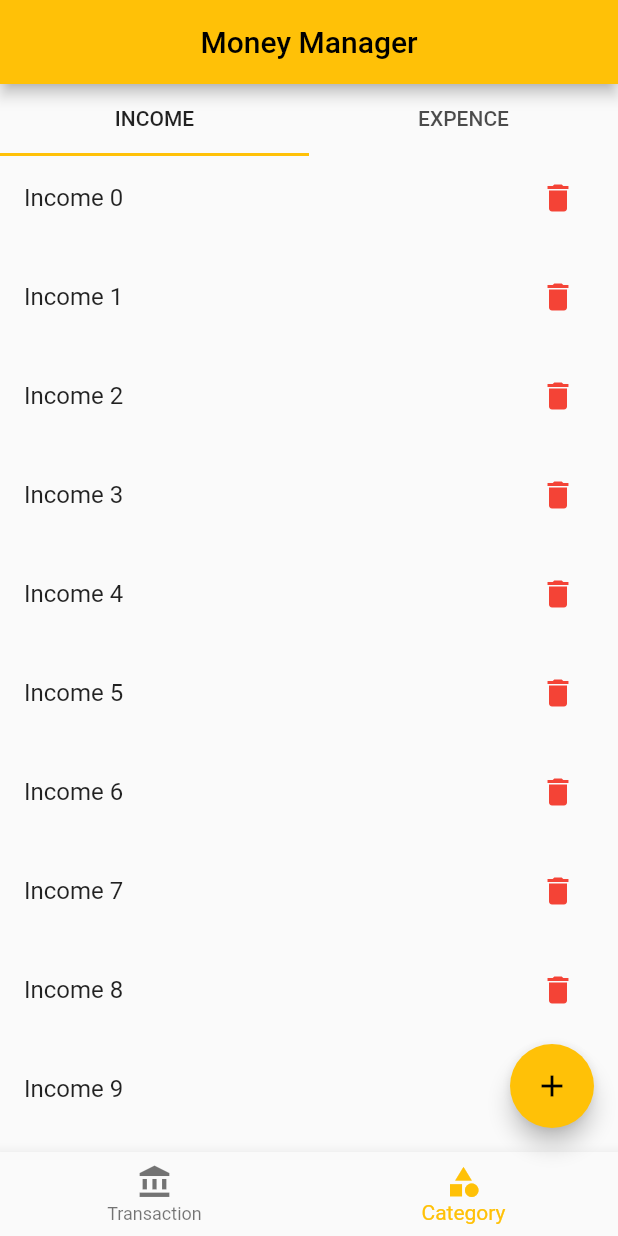
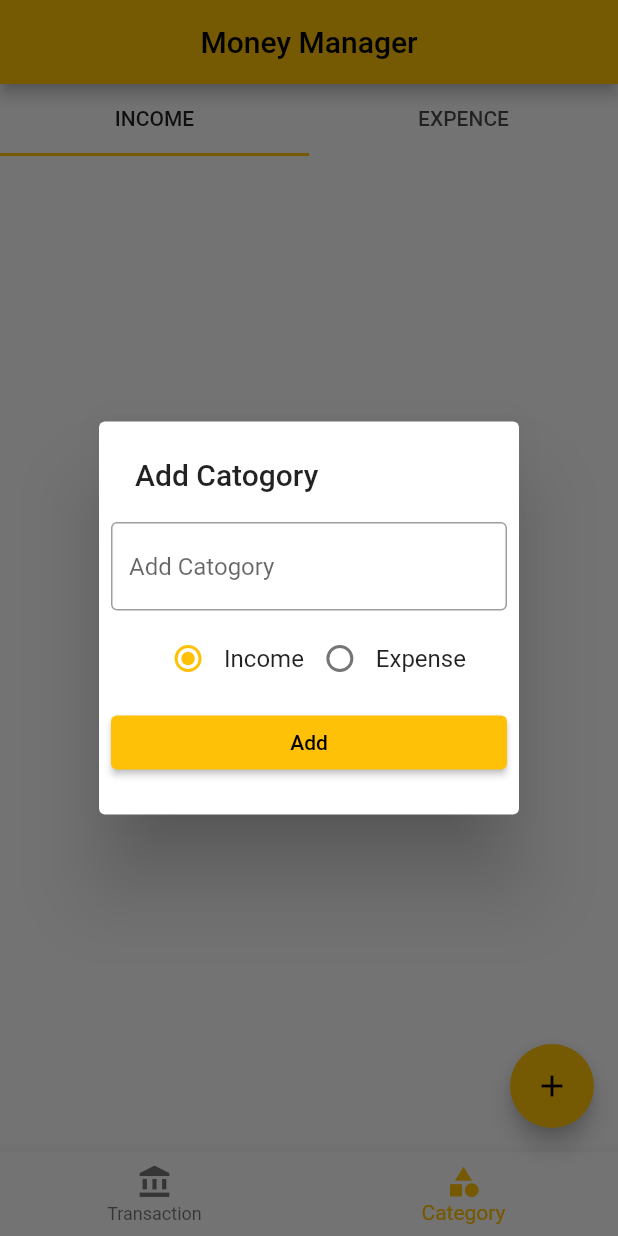
Before and after one commit to joe-l-mathew/MoneyManager, a Flutter app: the screen it shows after launch, item 2 of the bottom bar chosen, after a tap on the "add" icon, on a phone screen of 412 x 824 dp. Run offline on Flutter 3.47's test engine with Material 2 defaults, Android fonts, the phone set to English and light mode, and no system bars; our stand-ins replace hive_flutter; accounts and stored records are empty.

Commit message:
Completed Category part

```diff
--- /dev/null
+++ b/lib/db/category/category_db.dart
@@ -0,0 +1,64 @@
+import 'package:flutter/cupertino.dart';
+import 'package:hive_flutter/adapters.dart';
+import 'package:money_management_app/models/category/category_model.dart';
+
+const CATEGPRYDBNAME = 'category-db';
+ValueNotifier<CategoryType?> selectedRadioValue =
+    ValueNotifier(CategoryType.income);
+
+abstract class CategoryDbFuncytions {
+  void insertCategory(CategoryModel value);
+  Future<List<CategoryModel>> getAllData();
+  Future<void> refreshData();
+  Future<void> onDelete(int id);
+}
+
+class CategoryDb implements CategoryDbFuncytions {
+  CategoryDb._internal();
+  static final CategoryDb instance = CategoryDb._internal();
+  factory CategoryDb() {
+    return instance;
+  }
+  ValueNotifier<List<CategoryModel>> expenceListNotifier = ValueNotifier([]);
+  ValueNotifier<List<CategoryModel>> incomeListNotifier = ValueNotifier([]);
+  @override
+  void insertCategory(CategoryModel value) async {
+    final category_db = await Hive.openBox<CategoryModel>(CATEGPRYDBNAME);
+    int id = await category_db.add(value);
+    value.id = id;
+    await category_db.put(id, value);
+    refreshData();
+  }
+
+  @override
+  Future<List<CategoryModel>> getAllData() async {
+    final category_db = await Hive.openBox<CategoryModel>(CATEGPRYDBNAME);
+    return category_db.values.toList();
+  }
+
+  @override
+  Future<void> refreshData() async {
+    final category_db = await Hive.openBox<CategoryModel>(CATEGPRYDBNAME);
+    final _category_list = category_db.values.toList();
+    incomeListNotifier.value.clear();
+    expenceListNotifier.value.clear();
+    await Future.forEach(_category_list, (CategoryModel element) {
+      if (element.type == CategoryType.expence) {
+        expenceListNotifier.value.add(element);
+      } else if (element.type == CategoryType.income) {
+        incomeListNotifier.value.add(element);
+      }
+    });
+    incomeListNotifier.notifyListeners();
+    expenceListNotifier.notifyListeners();
+  }
+
+  @override
+  Future<void> onDelete(int id) async {
+    final category_db = await Hive.openBox<CategoryModel>(CATEGPRYDBNAME);
+    await category_db.delete(id);
+    refreshData();
+    expenceListNotifier.notifyListeners();
+    incomeListNotifier.notifyListeners();
+  }
+}
--- a/lib/main.dart
+++ b/lib/main.dart
@@ -1,8 +1,17 @@
 import 'package:flutter/material.dart';
+import 'package:hive_flutter/hive_flutter.dart';
+import 'package:money_management_app/models/category/category_model.dart';
 
 import 'screens/home/screen_home.dart';
 
-void main() {
+void main() async {
+  Hive.initFlutter();
+  if (!Hive.isAdapterRegistered(CategoryModelAdapter().typeId)) {
+    Hive.registerAdapter(CategoryModelAdapter());
+  }
+  if (!Hive.isAdapterRegistered(CategoryTypeAdapter().typeId)) {
+    Hive.registerAdapter(CategoryTypeAdapter());
+  }
   runApp(const MyApp());
 }
 
@@ -15,7 +24,6 @@ class MyApp extends StatelessWidget {
     return MaterialApp(
       title: 'Flutter Demo',
       theme: ThemeData(
-
         // This is the theme of your application.
         //
         // Try running your application with "flutter run". You'll see the
--- /dev/null
+++ b/lib/models/category/category_model.dart
@@ -0,0 +1,33 @@
+import 'package:hive_flutter/hive_flutter.dart';
+part 'category_model.g.dart';
+
+@HiveType(typeId: 2)
+enum CategoryType {
+  @HiveField(0)
+  income,
+  @HiveField(1)
+  expence
+}
+
+@HiveType(typeId: 1)
+class CategoryModel {
+  @HiveField(0)
+  int? id;
+  @HiveField(1)
+  final String name;
+  @HiveField(2)
+  final bool isDeleted;
+  @HiveField(3)
+  final CategoryType type;
+
+  CategoryModel(
+      {required this.name,
+      required this.type,
+      this.id,
+      this.isDeleted = false});
+
+  @override
+  String toString() {
+    return "$name $id $CategoryType";
+  }
+}
--- /dev/null
+++ b/lib/screens/category/add_catogory_popup.dart
@@ -0,0 +1,83 @@
+import 'package:flutter/material.dart';
+
+import '../../db/category/category_db.dart';
+import '../../models/category/category_model.dart';
+
+Future<void> addCatogoryPopup(BuildContext context) async {
+  final _categoryController = TextEditingController();
+  showDialog(
+      context: context,
+      builder: (ctx) {
+        return SimpleDialog(
+          title: Text("Add Catogory"),
+          children: [
+            Padding(
+              padding: const EdgeInsets.all(8.0),
+              child: TextFormField(
+                controller: _categoryController,
+                decoration: InputDecoration(
+                    hintText: "Add Catogory", border: OutlineInputBorder()),
+              ),
+            ),
+            Row(
+              mainAxisAlignment: MainAxisAlignment.center,
+              children: const [
+                RadioButton(
+                  holdingValue: CategoryType.income,
+                  tittle: "Income",
+                ),
+                RadioButton(
+                  holdingValue: CategoryType.expence,
+                  tittle: "Expense",
+                ),
+              ],
+            ),
+            Padding(
+              padding: const EdgeInsets.all(8.0),
+              child: ElevatedButton(
+                  onPressed: () {
+                    if (_categoryController.text.isNotEmpty) {
+                      final _categoryDb = CategoryDb();
+                      final _myCatogory = CategoryModel(
+                          name: _categoryController.text,
+                          type: selectedRadioValue.value!);
+                      _categoryDb.insertCategory(_myCatogory);
+                    }
+                    Navigator.pop(ctx);
+                  },
+                  child: const Text("Add")),
+            )
+          ],
+        );
+      });
+}
+
+class RadioButton extends StatelessWidget {
+  final String tittle;
+  final CategoryType selectedEnum;
+  final CategoryType holdingValue;
+  const RadioButton(
+      {Key? key,
+      required this.tittle,
+      this.selectedEnum = CategoryType.expence,
+      required this.holdingValue})
+      : super(key: key);
+
+  @override
+  Widget build(BuildContext context) {
+    return ValueListenableBuilder(
+      valueListenable: selectedRadioValue,
+      builder: (context, CategoryType? value, _) => Row(
+        children: [
+          Radio<CategoryType>(
+              value: holdingValue,
+              groupValue: value,
+              onChanged: (value) {
+                selectedRadioValue.value = value;
+              }),
+          Text(tittle)
+        ],
+      ),
+    );
+  }
+}
--- a/lib/screens/category/income_category_list.dart
+++ b/lib/screens/category/income_category_list.dart
@@ -1,15 +1,23 @@
 import 'package:flutter/material.dart';
+import 'package:money_management_app/db/category/category_db.dart';
+
+import '../../models/category/category_model.dart';
 
 class IncomeCategoryList extends StatelessWidget {
   const IncomeCategoryList({Key? key}) : super(key: key);
 
   @override
   Widget build(BuildContext context) {
-    return ListView.separated(
+    return ValueListenableBuilder(
+      valueListenable: CategoryDb().incomeListNotifier,
+      builder: (BuildContext context, List<CategoryModel> value, child) =>
+          ListView.separated(
         itemBuilder: ((context, index) => ListTile(
-            title: Text("Income $index"),
+              title: Text(value[index].name),
               trailing: IconButton(
-              onPressed: () {},
+                onPressed: () {
+                  CategoryDb().onDelete(value[index].id!);
+                },
                 icon: Icon(Icons.delete),
                 color: Colors.red,
               ),
@@ -17,7 +25,8 @@ class IncomeCategoryList extends StatelessWidget {
         separatorBuilder: ((context, index) => SizedBox(
               height: 10,
             )),
-      itemCount: 20,
+        itemCount: value.length,
+      ),
     );
   }
 }
--- a/lib/screens/category/screen_category.dart
+++ b/lib/screens/category/screen_category.dart
@@ -1,12 +1,14 @@
 import 'package:flutter/material.dart';
 import 'package:money_management_app/screens/category/expense_catagory_list.dart';
 import 'package:money_management_app/screens/category/income_category_list.dart';
+import '../../db/category/category_db.dart';
 
 class ScreenCategory extends StatelessWidget {
   const ScreenCategory({Key? key}) : super(key: key);
 
   @override
   Widget build(BuildContext context) {
+    CategoryDb().refreshData();
     return DefaultTabController(
       length: 2,
       child: Column(
@@ -29,4 +31,9 @@ class ScreenCategory extends StatelessWidget {
       ),
     );
   }
+
+  void getData() async {
+    final myList = await CategoryDb().getAllData();
+    print(myList.toString());
+  }
 }
--- a/lib/screens/home/screen_home.dart
+++ b/lib/screens/home/screen_home.dart
@@ -1,7 +1,11 @@
 import 'package:flutter/material.dart';
+import 'package:money_management_app/db/category/category_db.dart';
+import 'package:money_management_app/models/category/category_model.dart';
 import 'package:money_management_app/screens/category/screen_category.dart';
 import 'package:money_management_app/screens/home/widgets/bottom_navigation.dart';
 import 'package:money_management_app/screens/transaction/screen_transcation.dart';
+
+import '../category/add_catogory_popup.dart';
 
 class MyHomePage extends StatelessWidget {
   const MyHomePage({Key? key}) : super(key: key);
@@ -28,6 +32,11 @@ class MyHomePage extends StatelessWidget {
               print("Add Transaction ");
             } else if (index == 1) {
               print("add Category");
+              CategoryDb().refreshData();
+              addCatogoryPopup(context);
+              // final my_db = CategoryDb();
+              // my_db.insertCategory(
+              //     CategoryModel(name: "Sallary", type: CategoryType.income));
             }
           },
           child: const Icon(Icons.add),
```
Also changed, not shown: lib/screens/category/expense_catagory_list.dart (+13 -4 lines), lib/models/category/category_model.g.dart (added). Lines whose indentation alone changed are shown as unchanged.
